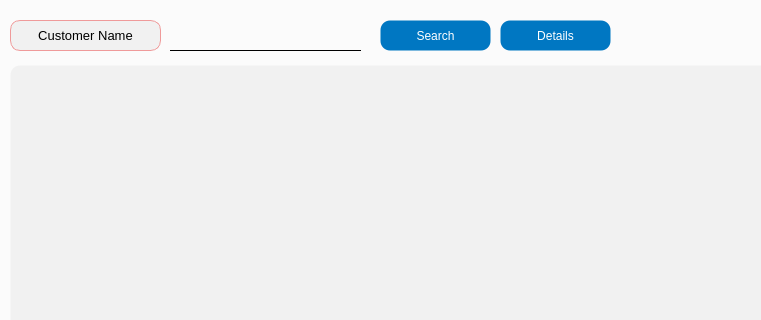
Old version of the form app/src/pages/search/loan.ui in the repository DY-Microfinance-Customer-Management/dymf-algorithm; both pictures show x 0 to 761 and y 0 to 320 of the 1376 by 572 pixel window.
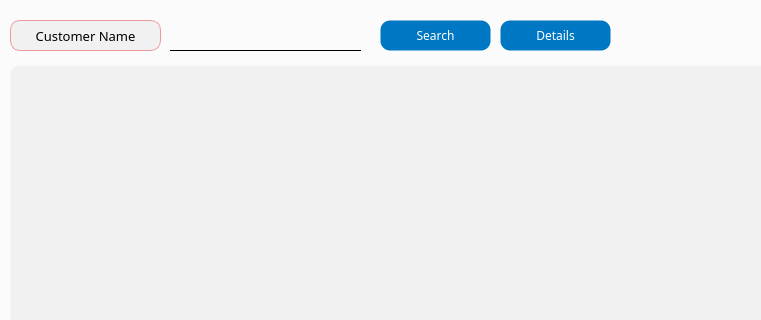
New version of the form.

Patch:
```diff
--- a/app/src/pages/search/loan.ui
+++ b/app/src/pages/search/loan.ui
@@ -26,6 +26,11 @@
       <height>31</height>
      </rect>
     </property>
+    <property name="font">
+     <font>
+      <family>Arial Black</family>
+     </font>
+    </property>
     <property name="styleSheet">
      <string notr="true">QPushButton {
     background-color: #0077c2;
@@ -80,6 +85,11 @@
       <height>31</height>
      </rect>
     </property>
+    <property name="font">
+     <font>
+      <family>Arial Black</family>
+     </font>
+    </property>
     <property name="styleSheet">
      <string notr="true">QPushButton {
     background-color: #0077c2;
@@ -164,6 +174,7 @@
     </property>
     <property name="font">
      <font>
+      <family>Arial Black</family>
       <pointsize>10</pointsize>
      </font>
     </property>
```
Left out of the diff: 12 changed lines with no effect on the pictures.
